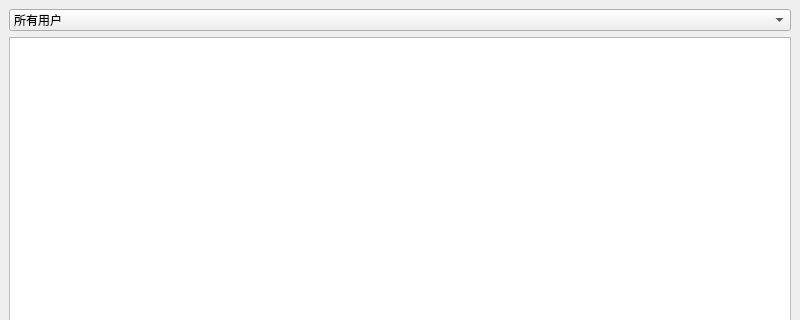
Qt form code/manager.ui (laonuo2004/cpp-qt-medical-system) before a commit; both pictures show x 0 to 800 and y 0 to 320 of the 800 by 600 pixel window.
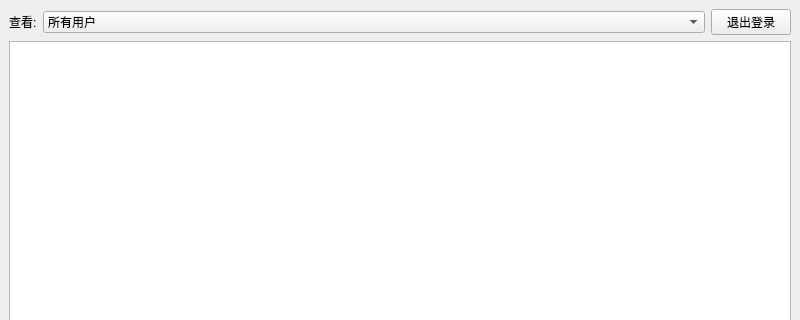
The same form after that commit.

Patch:
```diff
--- a/code/manager.ui
+++ b/code/manager.ui
@@ -16,7 +16,22 @@
   <widget class="QWidget" name="centralwidget">
    <layout class="QVBoxLayout" name="verticalLayout">
     <item>
+     <layout class="QHBoxLayout" name="horizontalLayout">
+      <item>
+       <widget class="QLabel" name="label">
+        <property name="text">
+         <string>查看:</string>
+        </property>
+       </widget>
+      </item>
+      <item>
      <widget class="QComboBox" name="comboBox">
+        <property name="sizePolicy">
+         <sizepolicy hsizetype="Expanding" vsizetype="Fixed">
+          <horstretch>0</horstretch>
+          <verstretch>0</verstretch>
+         </sizepolicy>
+        </property>
       <item>
        <property name="text">
         <string>所有用户</string>
@@ -33,6 +48,15 @@
        </property>
       </item>
      </widget>
+      </item>
+      <item>
+       <widget class="QPushButton" name="LogoutBtn">
+        <property name="text">
+         <string>退出登录</string>
+        </property>
+       </widget>
+      </item>
+     </layout>
     </item>
     <item>
      <widget class="QListWidget" name="UserList"/>
```
Lines whose indentation alone changed are shown as unchanged.
